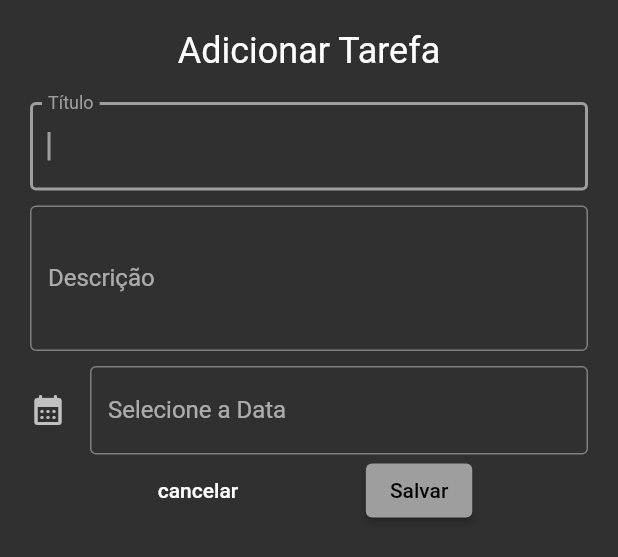
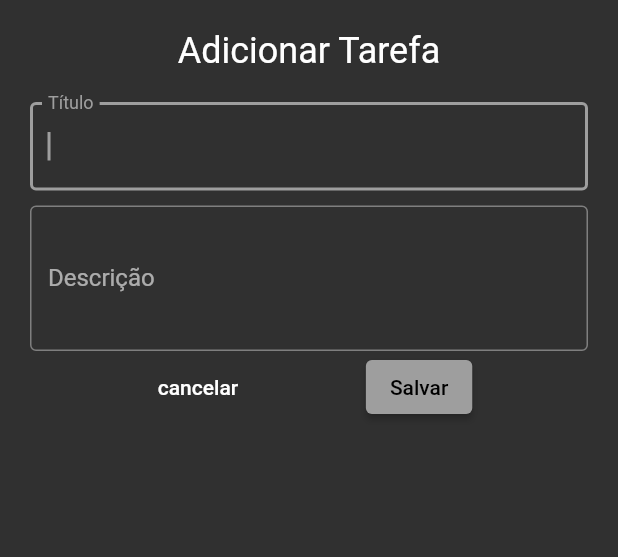
Before and after one commit to CristinaKulczynski/FourthFlutterCompassChallenge, a Flutter app: the AdicionarATarefa widget shown alone on an empty page, opened directly, on a phone screen of 412 x 824 dp. Shown: the top 557 px of the screen. Run offline on Flutter 3.47's test engine with Material 2 defaults, Android fonts, the phone set to English and light mode, and no system bars; our stand-ins replace equatable, flutter_bloc, hydrated_bloc.

Commit message:
Corrigindo Erros

```diff
--- a/lib/blocs/bloc_de_tarefas/tarefas_state.dart
+++ b/lib/blocs/bloc_de_tarefas/tarefas_state.dart
@@ -37,11 +37,11 @@ class TarefasState extends Equatable {
       listaTarefasPendentes: List<Tarefa>.from(
           map['listaTarefasPendentes']?.map((x) => Tarefa.fromMap(x))),
       listaTarefasConcluidas: List<Tarefa>.from(
-          map['listaTarefasConcluidos']?.map((x) => Tarefa.fromMap(x))),
+          map['listaTarefasConcluidas']?.map((x) => Tarefa.fromMap(x))),
       listaTarefasFavoritas: List<Tarefa>.from(
-          map['listaTarefaFavoritas']?.map((x) => Tarefa.fromMap(x))),
+          map['listaTarefasFavoritas']?.map((x) => Tarefa.fromMap(x))),
       tarefasRemovidas: List<Tarefa>.from(
-          map['listaTarefasPendentes']?.map((x) => Tarefa.fromMap(x))),
+          map['tarefasRemovidas']?.map((x) => Tarefa.fromMap(x))),
     );
   }
 }
--- a/lib/models/tarefa.dart
+++ b/lib/models/tarefa.dart
@@ -6,7 +6,6 @@ class Tarefa extends Equatable {
   final String descricao;
   final String id;
   final String data;
-  final String dataFinal;
   bool? isConcluida;
   bool? isFavorita;
   bool? isDeletada;
@@ -16,7 +15,6 @@ class Tarefa extends Equatable {
     required this.descricao,
     required this.id,
     required this.data,
-    required this.dataFinal,
     this.isConcluida,
     this.isFavorita,
     this.isDeletada,
@@ -31,7 +29,6 @@ class Tarefa extends Equatable {
     String? descricao,
     String? id,
     String? data,
-    String? dataFinal,
     bool? isConcluida,
     bool? isDeletada,
     bool? isFavorita,
@@ -41,7 +38,6 @@ class Tarefa extends Equatable {
       descricao: descricao ?? this.descricao,
       id: id ?? this.id,
       data: data ?? this.data,
-      dataFinal: dataFinal ?? this.dataFinal,
       isConcluida: isConcluida ?? this.isConcluida,
       isDeletada: isDeletada ?? this.isDeletada,
       isFavorita: isFavorita ?? this.isFavorita,
@@ -54,7 +50,6 @@ class Tarefa extends Equatable {
       'descricao': descricao,
       'id': id,
       'data': data,
-      'dataFinal': dataFinal,
       'isConcluida': isConcluida,
       'isDeletada': isDeletada,
       'is': isFavorita,
@@ -67,7 +62,6 @@ class Tarefa extends Equatable {
       descricao: map['descricao'] ?? '',
       id: map['id'] ?? '',
       data: map['data'] ?? '',
-      dataFinal: map['dataFinal'] ?? '',
       isConcluida: map['isConcluida'],
       isDeletada: map['isDeletada'],
       isFavorita: map['isFavorita'],
@@ -80,7 +74,6 @@ class Tarefa extends Equatable {
         descricao,
         id,
         data,
-        dataFinal,
         isConcluida,
         isDeletada,
         isFavorita,
--- a/lib/screens/adicionar_a_tarefa.dart
+++ b/lib/screens/adicionar_a_tarefa.dart
@@ -1,24 +1,17 @@
 import 'package:flutter/material.dart';
-import 'package:intl/intl.dart';
 import 'package:todolist/blocs/exportacao_do_bloc.dart';
 import 'package:todolist/models/tarefa.dart';
 import 'package:todolist/services/gerador_de_numeros.dart';
 
-class AdicionarATarefa extends StatefulWidget {
+class AdicionarATarefa extends StatelessWidget {
   const AdicionarATarefa({
     Key? key,
   }) : super(key: key);
 
   @override
-  State<AdicionarATarefa> createState() => _AdicionarATarefaState();
-}
-
-class _AdicionarATarefaState extends State<AdicionarATarefa> {
-  @override
   Widget build(BuildContext context) {
     TextEditingController tituloController = TextEditingController();
     TextEditingController descricaoController = TextEditingController();
-    TextEditingController dataFinalController = TextEditingController();
     return Container(
       padding: const EdgeInsets.all(20),
       child: Column(children: [
@@ -50,32 +43,6 @@ class _AdicionarATarefaState extends State<AdicionarATarefa> {
             border: OutlineInputBorder(),
           ),
         ),
-        const SizedBox(
-          height: 10,
-        ),
-        TextField(
-          autofocus: true,
-          controller: dataFinalController,
-          decoration: const InputDecoration(
-            icon: Icon(Icons.calendar_month_rounded),
-            labelText: 'Selecione a Data',
-            border: OutlineInputBorder(),
-          ),
-          onTap: () async {
-            DateTime? pickeddate = await showDatePicker(
-                context: context,
-                initialDate: DateTime.now(),
-                firstDate: DateTime.now(),
-                lastDate: DateTime(2023));
-
-            if (pickeddate != null) {
-              setState(() {
-                dataFinalController.text =
-                    DateFormat("yyyy-MM-dd").format(pickeddate);
-              });
-            }
-          },
-        ),
         Row(
           mainAxisAlignment: MainAxisAlignment.spaceEvenly,
           children: [
@@ -90,7 +57,6 @@ class _AdicionarATarefaState extends State<AdicionarATarefa> {
                   descricao: descricaoController.text,
                   id: GUIDGen.gerador(),
                   data: DateTime.now().toString(),
-                  dataFinal: dataFinalController.text,
                 );
                 context
                     .read<TarefasBloc>()
--- a/lib/screens/completas.dart
+++ b/lib/screens/completas.dart
@@ -3,7 +3,6 @@ import 'package:todolist/models/tarefa.dart';
 import 'package:todolist/widgets/lista_de_tarefas.dart';
 import '../blocs/exportacao_do_bloc.dart';
 
-// ignore: must_be_immutable
 class Completas extends StatelessWidget {
   const Completas({Key? key}) : super(key: key);
   static const id = 'tela_todo_list';
--- a/lib/screens/tela_todo_list.dart
+++ b/lib/screens/tela_todo_list.dart
@@ -5,7 +5,7 @@ import 'package:todolist/screens/favoritos.dart';
 import 'package:todolist/screens/menu_lateral.dart';
 import 'package:todolist/screens/pendencias.dart';
 
-// ignore: must_be_immutable
+
 class TelaTODOList extends StatefulWidget {
   const TelaTODOList({super.key});
   static const id = 'tela_todo_list';
```
Also changed, not shown: lib/screens/editar_a_tarefa.dart (+11 -31 lines), lib/widgets/lista_de_tarefas.dart (+0 -10 lines), lib/widgets/tarefa_tile.dart (+2 -21 lines).
